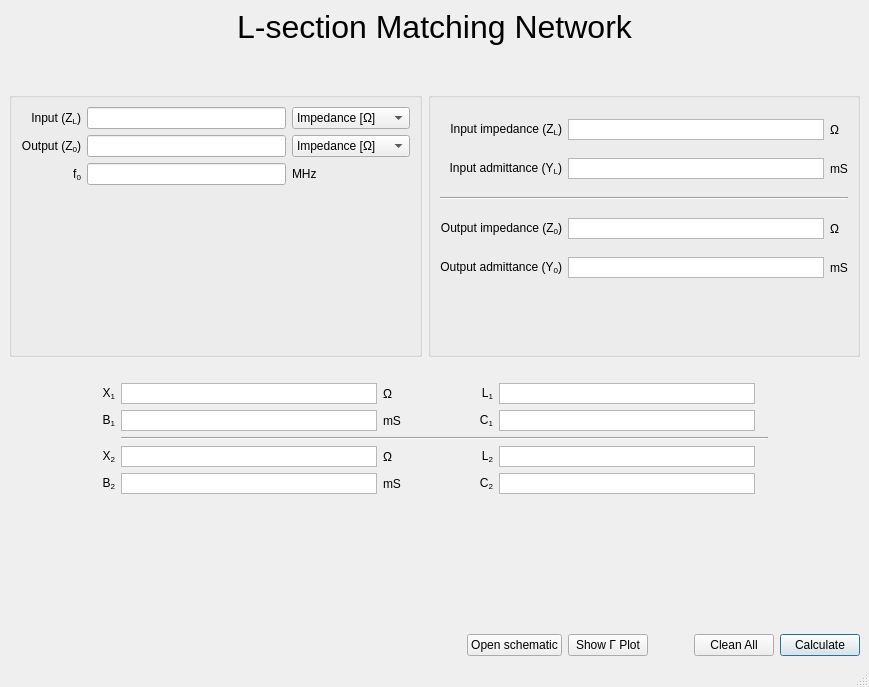
First picture: the form in ui/lumped_matching.ui, repository urbanij/syRF, before the edit.
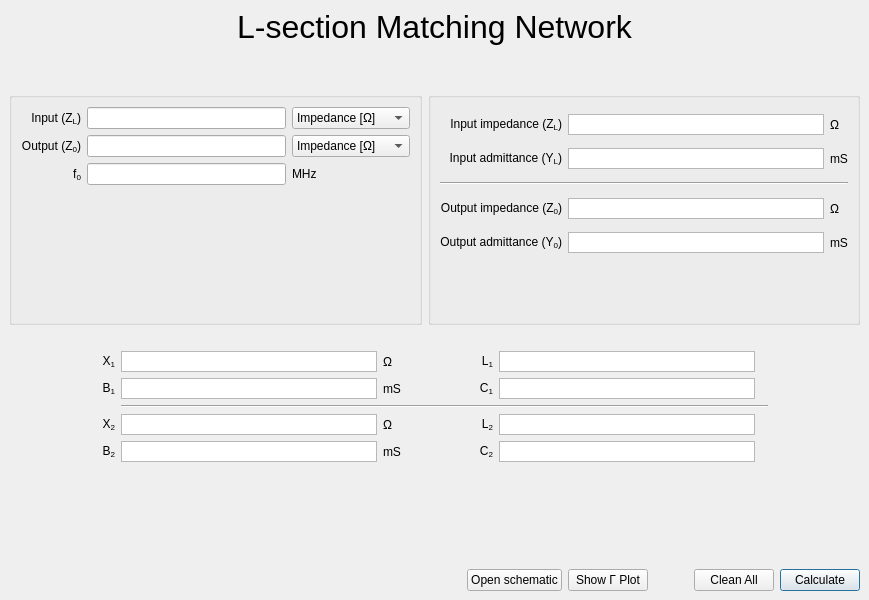
Second picture: the form after the edit.

What changed in the file:
```diff
--- a/ui/lumped_matching.ui
+++ b/ui/lumped_matching.ui
@@ -8,7 +8,7 @@
     <x>0</x>
     <y>0</y>
     <width>869</width>
-    <height>687</height>
+    <height>600</height>
    </rect>
   </property>
   <property name="windowTitle">
@@ -721,7 +721,6 @@
     </item>
    </layout>
   </widget>
-  <widget class="QStatusBar" name="statusbar"/>
   <action name="actionAbout">
    <property name="text">
     <string>About</string>
```
